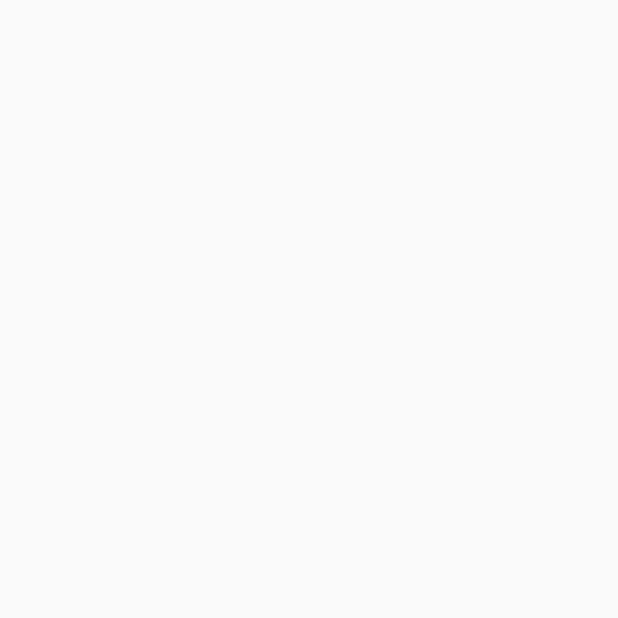
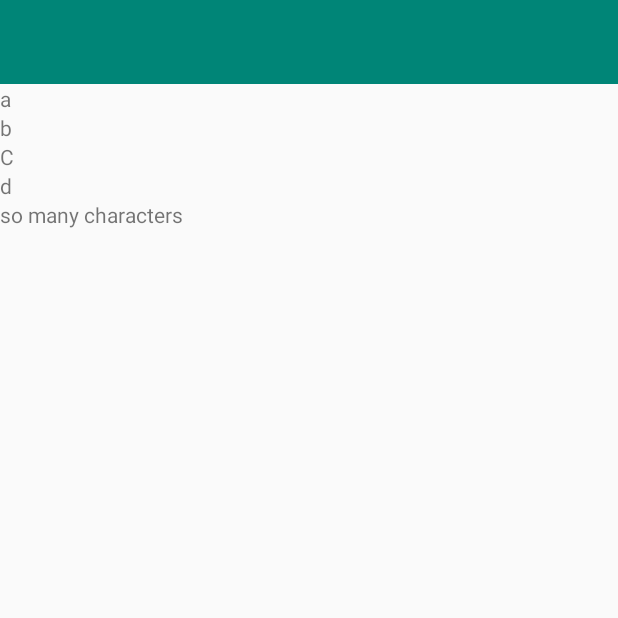
Before and after one commit to Airatolnine/FileManager, an Android app: the statusActivity screen opened directly, with no data from a screen before it, on a phone screen of 412 x 824 dp, the top half of it. Before the commit the part shown is empty. Run offline under Robolectric (Android 15) with nearby library versions, the phone set to English and light mode, and no system bars.

Commit message:
added gridview

```diff
--- a/app/src/main/java/com/example/airatonline/filemanager/statusActivity.java
+++ b/app/src/main/java/com/example/airatonline/filemanager/statusActivity.java
@@ -2,12 +2,21 @@ package com.example.airatonline.filemanager;
 
 import android.support.v7.app.AppCompatActivity;
 import android.os.Bundle;
+import android.widget.ArrayAdapter;
+import android.widget.GridView;
 
 public class statusActivity extends AppCompatActivity {
+
+    GridView gridView;
 
     @Override
     protected void onCreate(Bundle savedInstanceState) {
         super.onCreate(savedInstanceState);
         setContentView(R.layout.activity_status);
+        gridView = findViewById(R.id.gridView);
+        String[] data = {"a", "b", "C", "d", "so many characters"};
+        ArrayAdapter<String> adapter = new ArrayAdapter<>(this, R.layout.statusitem, R.id.statusText, data);
+        gridView.setAdapter(adapter);
+
     }
 }
--- a/app/src/main/res/layout/activity_status.xml
+++ b/app/src/main/res/layout/activity_status.xml
@@ -1,9 +1,28 @@
 <?xml version="1.0" encoding="utf-8"?>
-<android.support.constraint.ConstraintLayout xmlns:android="http://schemas.android.com/apk/res/android"
+<LinearLayout xmlns:android="http://schemas.android.com/apk/res/android"
     xmlns:app="http://schemas.android.com/apk/res-auto"
     xmlns:tools="http://schemas.android.com/tools"
     android:layout_width="match_parent"
     android:layout_height="match_parent"
+    android:orientation="vertical"
     tools:context=".statusActivity">
 
-</android.support.constraint.ConstraintLayout>
+    <android.support.v7.widget.Toolbar
+        android:id="@+id/toolbar"
+        android:layout_width="match_parent"
+        android:layout_height="wrap_content"
+        android:background="@color/colorPrimary"
+        android:minHeight="?attr/actionBarSize"
+        android:theme="?attr/actionBarTheme">
+
+    </android.support.v7.widget.Toolbar>
+
+    <GridView
+        android:id="@+id/gridView"
+        android:layout_width="match_parent"
+        android:layout_height="wrap_content">
+
+
+    </GridView>
+
+</LinearLayout>
--- /dev/null
+++ b/app/src/main/res/layout/statusitem.xml
@@ -0,0 +1,9 @@
+<?xml version="1.0" encoding="utf-8"?>
+<LinearLayout xmlns:android="http://schemas.android.com/apk/res/android"
+    android:layout_width="match_parent"
+    android:layout_height="match_parent">
+<TextView
+    android:layout_width="wrap_content"
+    android:layout_height="wrap_content"
+    android:id="@+id/statusText"/>
+</LinearLayout>
```
